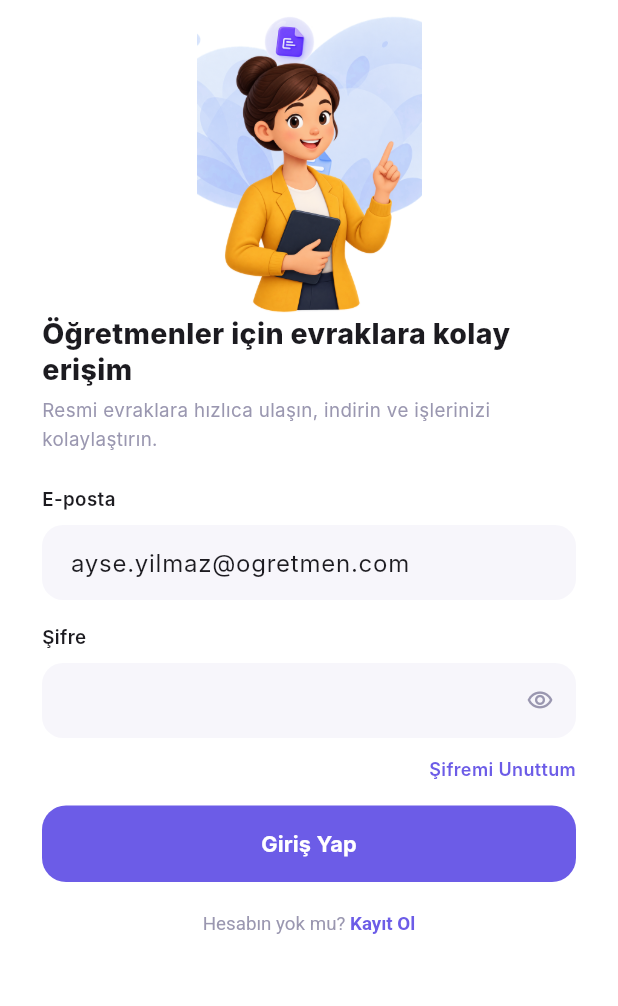
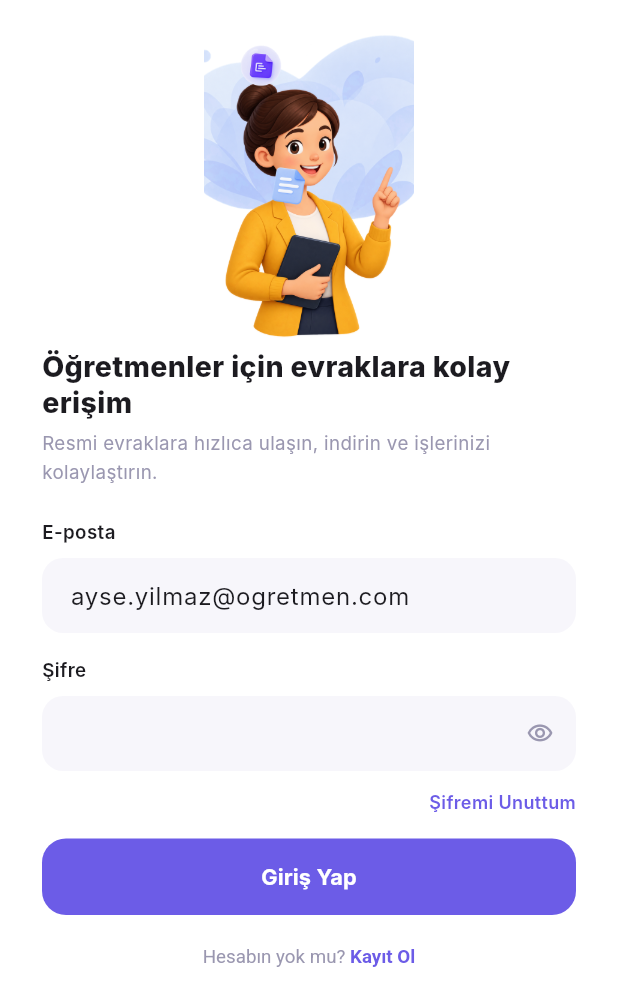
Before and after one commit to anilbatir/EVRAK, a Flutter app: the screen it shows after launch, on a phone screen of 412 x 824 dp. Shown: the top 1006 px of the screen. Run offline on Flutter 3.47's test engine with Material 3 defaults, Android fonts, the phone set to English and light mode, and no system bars; our stand-ins replace pdf, share_plus, shared_preferences, sqflite; accounts and stored records are empty; Roboto replaces fonts that are missing (Inter).

Commit message:
Onboarding illüstrasyonunun küçültülmüş alana göre konumlarını düzelt
Giriş formuna yer açmak için illüstrasyon alanı 844px'ten 210px'e
küçültülmüştü ama rozet/blob konumları tam boy tasarımdan miras
kalmıştı - bu yüzden mor rozet saç topuzunun üstüne biniyor, blob
alanın dışına taşıp kırpılıyordu. Alan 232px'e çıkarıldı, rozetler
karakterin sağına (üstüne değil) gelecek şekilde küçültülüp
konumlandırıldı.

Co-Authored-By: Claude Sonnet 5 <noreply@anthropic.com>
Claude-Session: https://claude.ai/code/session_01K1WAFxtR2p46s2aPN3vA7s

```diff
--- a/lib/screens/onboarding_login_screen.dart
+++ b/lib/screens/onboarding_login_screen.dart
@@ -41,27 +41,27 @@ class _OnboardingLoginScreenState extends State<OnboardingLoginScreen> {
           child: Column(
             children: [
               SizedBox(
-                height: 210,
+                height: 232,
                 child: Stack(
                   alignment: Alignment.center,
                   children: [
                     Positioned(
-                      top: -6,
-                      child: Image.asset('assets/images/blob.png', width: 230),
+                      top: 8,
+                      child: Image.asset('assets/images/blob.png', width: 208),
+                    ),
+                    Padding(
+                      padding: const EdgeInsets.only(top: 46),
+                      child: Image.asset('assets/images/teacher.png', width: 140),
                     ),
                     Positioned(
-                      top: 6,
-                      right: 66,
-                      child: Image.asset('assets/images/badge_purple.png', width: 44),
+                      top: 26,
+                      right: 84,
+                      child: Image.asset('assets/images/badge_purple.png', width: 36),
                     ),
                     Positioned(
-                      top: 92,
-                      right: 54,
-                      child: Image.asset('assets/images/badge_blue.png', width: 40),
-                    ),
-                    Padding(
-                      padding: const EdgeInsets.only(top: 34),
-                      child: Image.asset('assets/images/teacher.png', width: 150),
+                      top: 108,
+                      right: 68,
+                      child: Image.asset('assets/images/badge_blue.png', width: 32),
                     ),
                   ],
                 ),
```
